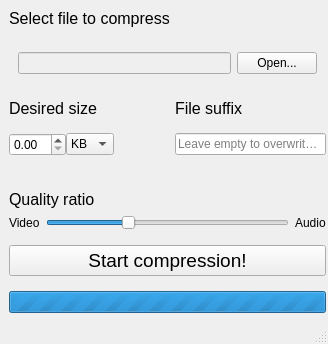
Thurinum/simple-media-encoder, file mainwindow.ui: the form before one commit.
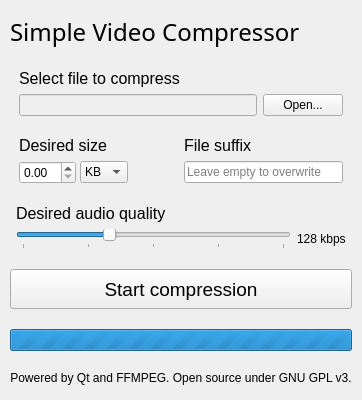
The form after the commit. Icons and pictures are not drawn.

Commit message: ui: Fix user interface layout, lock window size and add progress bar

```diff
--- a/mainwindow.ui
+++ b/mainwindow.ui
@@ -9,8 +9,8 @@
    <rect>
     <x>0</x>
     <y>0</y>
-    <width>328</width>
-    <height>286</height>
+    <width>349</width>
+    <height>382</height>
    </rect>
   </property>
   <property name="sizePolicy">
@@ -21,14 +21,14 @@
   </property>
   <property name="minimumSize">
    <size>
-    <width>100</width>
+    <width>0</width>
     <height>0</height>
    </size>
   </property>
   <property name="maximumSize">
    <size>
-    <width>329</width>
-    <height>509</height>
+    <width>349</width>
+    <height>382</height>
    </size>
   </property>
   <property name="baseSize">
@@ -42,7 +42,7 @@
   </property>
   <widget class="QWidget" name="owo">
    <property name="sizePolicy">
-    <sizepolicy hsizetype="Fixed" vsizetype="Fixed">
+    <sizepolicy hsizetype="Maximum" vsizetype="Minimum">
      <horstretch>0</horstretch>
      <verstretch>0</verstretch>
     </sizepolicy>
@@ -67,20 +67,56 @@
    </property>
    <layout class="QVBoxLayout" name="verticalLayout_2">
     <property name="spacing">
-     <number>15</number>
+     <number>20</number>
     </property>
     <property name="sizeConstraint">
      <enum>QLayout::SetMinimumSize</enum>
     </property>
+    <property name="leftMargin">
+     <number>10</number>
+    </property>
+    <property name="topMargin">
+     <number>15</number>
+    </property>
+    <property name="rightMargin">
+     <number>10</number>
+    </property>
+    <property name="bottomMargin">
+     <number>15</number>
+    </property>
     <item>
-     <layout class="QVBoxLayout" name="filePickerVLayout">
+     <widget class="QLabel" name="label">
+      <property name="font">
+       <font>
+        <family>Segoe UI Light</family>
+        <pointsize>18</pointsize>
+        <bold>false</bold>
+       </font>
+      </property>
+      <property name="text">
+       <string>Simple Video Compressor</string>
+      </property>
+     </widget>
+    </item>
+    <item>
+     <widget class="QWidget" name="filePickerLayout_2" native="true">
+      <property name="sizePolicy">
+       <sizepolicy hsizetype="Preferred" vsizetype="Maximum">
+        <horstretch>0</horstretch>
+        <verstretch>0</verstretch>
+       </sizepolicy>
+      </property>
+      <layout class="QVBoxLayout" name="filePickerLayout" stretch="0,0">
+       <property name="topMargin">
+        <number>0</number>
+       </property>
       <property name="bottomMargin">
-       <number>10</number>
+        <number>0</number>
       </property>
       <item>
-       <widget class="QLabel" name="mainHeading">
+        <widget class="QLabel" name="filePickerHeading">
         <property name="sizePolicy">
-         <sizepolicy hsizetype="Minimum" vsizetype="Minimum">
+          <sizepolicy hsizetype="Minimum" vsizetype="Maximum">
           <horstretch>0</horstretch>
           <verstretch>0</verstretch>
          </sizepolicy>
@@ -113,18 +149,27 @@
       <item>
        <widget class="QWidget" name="filePickerHLayout" native="true">
         <property name="sizePolicy">
-         <sizepolicy hsizetype="Minimum" vsizetype="Maximum">
+          <sizepolicy hsizetype="Expanding" vsizetype="Maximum">
           <horstretch>0</horstretch>
-          <verstretch>1</verstretch>
+           <verstretch>0</verstretch>
          </sizepolicy>
         </property>
         <property name="autoFillBackground">
          <bool>false</bool>
         </property>
-        <layout class="QHBoxLayout" name="horizontalLayout" stretch="0,0">
+         <layout class="QHBoxLayout" name="horizontalLayout" stretch="1,0">
          <property name="sizeConstraint">
           <enum>QLayout::SetMinimumSize</enum>
          </property>
+          <property name="leftMargin">
+           <number>0</number>
+          </property>
+          <property name="topMargin">
+           <number>0</number>
+          </property>
+          <property name="rightMargin">
+           <number>0</number>
+          </property>
          <property name="bottomMargin">
           <number>0</number>
          </property>
@@ -133,6 +178,12 @@
            <property name="enabled">
             <bool>false</bool>
            </property>
+            <property name="sizePolicy">
+             <sizepolicy hsizetype="Expanding" vsizetype="Fixed">
+              <horstretch>0</horstretch>
+              <verstretch>0</verstretch>
+             </sizepolicy>
+            </property>
           </widget>
          </item>
          <item>
@@ -146,16 +197,27 @@
        </widget>
       </item>
      </layout>
+     </widget>
     </item>
     <item>
-     <layout class="QGridLayout" name="gridLayout">
+     <widget class="QWidget" name="sizeAndSuffixLayout_2" native="true">
+      <property name="sizePolicy">
+       <sizepolicy hsizetype="Preferred" vsizetype="Maximum">
+        <horstretch>0</horstretch>
+        <verstretch>0</verstretch>
+       </sizepolicy>
+      </property>
+      <layout class="QGridLayout" name="sizeAndSuffixLayout">
+       <property name="topMargin">
+        <number>0</number>
+       </property>
       <property name="bottomMargin">
-       <number>10</number>
+        <number>0</number>
       </property>
       <item row="2" column="0">
        <layout class="QHBoxLayout" name="spinBoxHLayout" stretch="0,0,0">
         <property name="spacing">
-         <number>0</number>
+          <number>4</number>
         </property>
         <item>
          <widget class="QDoubleSpinBox" name="sizeSpinBox">
@@ -249,11 +311,15 @@
          </sizepolicy>
         </property>
         <property name="placeholderText">
-         <string>Leave empty to overwrite file</string>
+          <string>Leave empty to overwrite</string>
+         </property>
+         <property name="clearButtonEnabled">
+          <bool>true</bool>
         </property>
        </widget>
       </item>
      </layout>
+     </widget>
     </item>
     <item>
      <widget class="QWidget" name="qualityRatioVLayout" native="true">
@@ -265,10 +331,13 @@
       </property>
       <layout class="QVBoxLayout" name="sliderVLayout">
        <property name="leftMargin">
+        <number>6</number>
+       </property>
+       <property name="topMargin">
         <number>0</number>
        </property>
        <property name="rightMargin">
-        <number>0</number>
+        <number>6</number>
        </property>
        <property name="bottomMargin">
         <number>0</number>
@@ -281,7 +350,7 @@
           </font>
          </property>
          <property name="text">
-          <string>Quality ratio</string>
+          <string>Desired audio quality</string>
          </property>
         </widget>
        </item>
@@ -290,13 +359,6 @@
          <property name="bottomMargin">
           <number>0</number>
          </property>
-         <item>
-          <widget class="QLabel" name="qualityRatioSliderVideoLabel">
-           <property name="text">
-            <string>Video</string>
-           </property>
-          </widget>
-         </item>
          <item>
           <widget class="QSlider" name="qualityRatioSlider">
            <property name="maximum">
@@ -317,12 +379,18 @@
            <property name="invertedControls">
             <bool>true</bool>
            </property>
+           <property name="tickPosition">
+            <enum>QSlider::TicksBelow</enum>
+           </property>
+           <property name="tickInterval">
+            <number>25</number>
+           </property>
           </widget>
          </item>
          <item>
           <widget class="QLabel" name="qualityRatioSliderAudioLabel">
            <property name="text">
-            <string>Audio</string>
+            <string>128 kbps</string>
            </property>
           </widget>
          </item>
@@ -334,18 +402,24 @@
     <item>
      <widget class="QPushButton" name="startButton">
       <property name="sizePolicy">
-       <sizepolicy hsizetype="Minimum" vsizetype="Minimum">
+       <sizepolicy hsizetype="Minimum" vsizetype="Fixed">
         <horstretch>0</horstretch>
         <verstretch>1</verstretch>
        </sizepolicy>
       </property>
+      <property name="minimumSize">
+       <size>
+        <width>0</width>
+        <height>40</height>
+       </size>
+      </property>
       <property name="font">
        <font>
         <pointsize>14</pointsize>
        </font>
       </property>
       <property name="text">
-       <string>Start compression!</string>
+       <string>Start compression</string>
       </property>
      </widget>
     </item>
@@ -377,6 +451,16 @@
       </property>
      </widget>
     </item>
+    <item>
+     <widget class="QLabel" name="label_2">
+      <property name="text">
+       <string>Powered by Qt and FFMPEG. Open source under GNU GPL v3.</string>
+      </property>
+      <property name="alignment">
+       <set>Qt::AlignCenter</set>
+      </property>
+     </widget>
+    </item>
    </layout>
   </widget>
   <widget class="QMenuBar" name="menubar">
@@ -389,7 +473,6 @@
     </rect>
    </property>
   </widget>
-  <widget class="QStatusBar" name="statusbar"/>
  </widget>
  <resources/>
  <connections/>
```
Left out of the diff: 27 changed lines with no effect on the pictures. Lines whose indentation alone changed are shown as unchanged. The commit also changes 3 other files.
